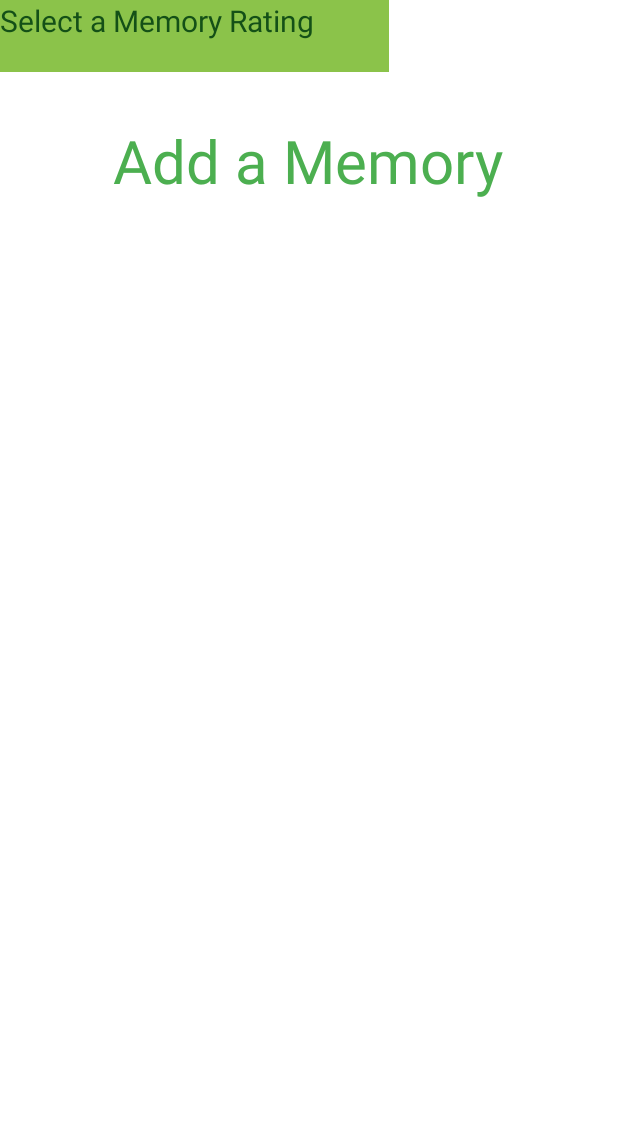
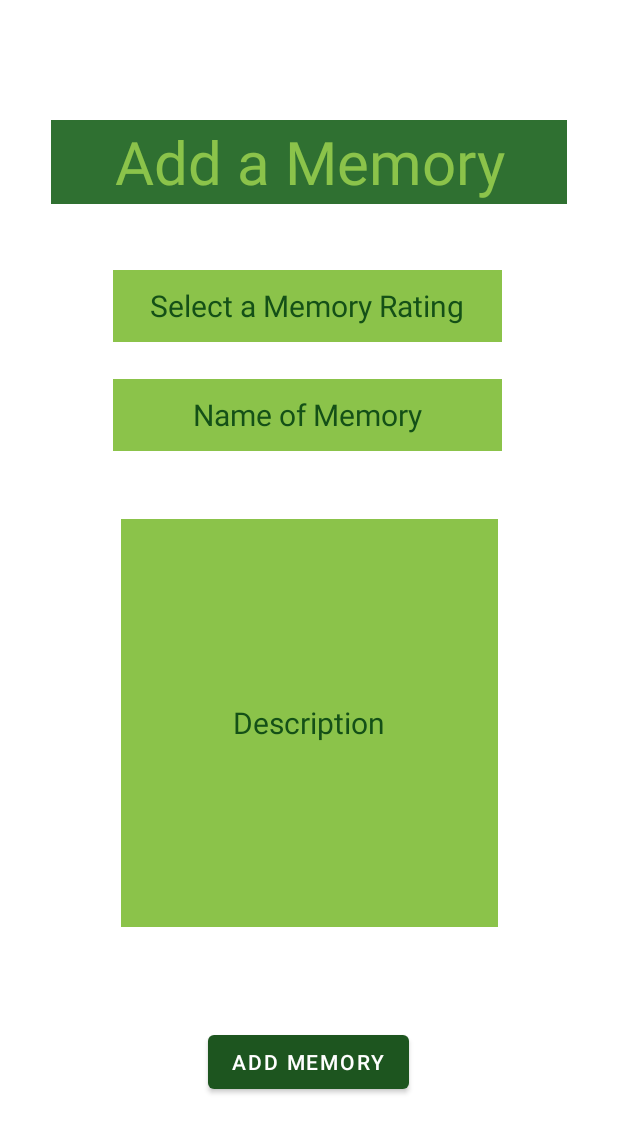
Before and after one commit to lasyanandyala/FireBaseLesson, an Android app: the layout activity_add_memory.xml on its own in the app's theme, with its tools: preview values and no code run, on a phone screen of 412 x 824 dp. Shown: the top 1133 px of the screen. Run offline under Robolectric (Android 15) with nearby library versions, the phone set to English and light mode, and no system bars.

Commit message:
Finished Day 1 Notes

```diff
--- a/MyMemoryBox/app/src/main/res/layout/activity_add_memory.xml
+++ b/MyMemoryBox/app/src/main/res/layout/activity_add_memory.xml
@@ -7,11 +7,14 @@
 
     <TextView
         android:id="@+id/textView2"
-        android:layout_width="wrap_content"
-        android:layout_height="wrap_content"
+        android:layout_width="344dp"
+        android:layout_height="56dp"
         android:layout_marginTop="80dp"
+        android:background="@color/purple_500"
         android:text="Add a Memory"
-        android:textColor="@color/purple_200"
+        android:gravity="center"
+        android:textColor="@color/teal_200"
+        android:textColorHighlight="#A54E4E"
         android:textSize="40sp"
         app:layout_constraintEnd_toEndOf="parent"
         app:layout_constraintHorizontal_bias="0.496"
@@ -26,7 +29,54 @@
         android:text="Select a Memory Rating"
         android:textColor="@color/purple_700"
         android:textSize="20sp"
-        tools:layout_editor_absoluteX="76dp"
-        tools:layout_editor_absoluteY="158dp" />
+        android:gravity="center"
+        app:layout_constraintBottom_toBottomOf="parent"
+        app:layout_constraintEnd_toEndOf="parent"
+        app:layout_constraintHorizontal_bias="0.493"
+        app:layout_constraintStart_toStartOf="parent"
+        app:layout_constraintTop_toTopOf="parent"
+        app:layout_constraintVertical_bias="0.232" />
+
+    <TextView
+        android:id="@+id/textView4"
+        android:layout_width="259dp"
+        android:layout_height="48dp"
+        android:background="@color/teal_200"
+        android:text="Name of Memory"
+        android:gravity="center"
+        android:textColor="@color/purple_700"
+        android:textSize="20sp"
+        app:layout_constraintBottom_toBottomOf="parent"
+        app:layout_constraintEnd_toEndOf="parent"
+        app:layout_constraintHorizontal_bias="0.493"
+        app:layout_constraintStart_toStartOf="parent"
+        app:layout_constraintTop_toTopOf="parent"
+        app:layout_constraintVertical_bias="0.326" />
+
+    <TextView
+        android:id="@+id/textView5"
+        android:layout_width="251dp"
+        android:layout_height="272dp"
+        android:background="@color/teal_200"
+        android:gravity="center"
+        android:text="Description"
+        android:textColor="@color/purple_700"
+        android:textSize="20sp"
+        app:layout_constraintBottom_toBottomOf="parent"
+        app:layout_constraintEnd_toEndOf="parent"
+        app:layout_constraintStart_toStartOf="parent"
+        app:layout_constraintTop_toTopOf="parent"
+        app:layout_constraintVertical_bias="0.627" />
+
+    <Button
+        android:id="@+id/button"
+        android:layout_width="wrap_content"
+        android:layout_height="wrap_content"
+        android:layout_marginBottom="92dp"
+        android:text="Add Memory"
+        app:layout_constraintBottom_toBottomOf="parent"
+        app:layout_constraintEnd_toEndOf="parent"
+        app:layout_constraintHorizontal_bias="0.498"
+        app:layout_constraintStart_toStartOf="parent" />
 
 </androidx.constraintlayout.widget.ConstraintLayout>
```
